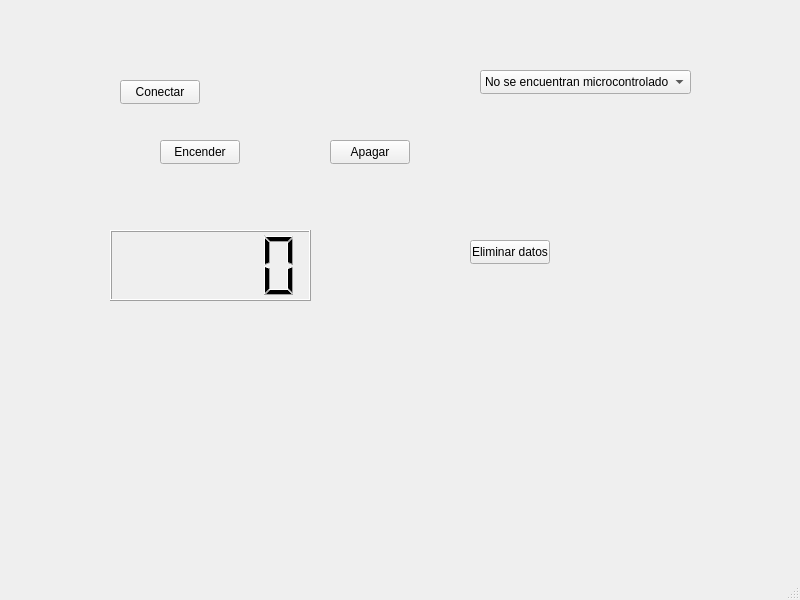
Qt form SerialExample/SerialExample/mainwindow.ui (rodandres/ExamplesOfQt) before a commit.
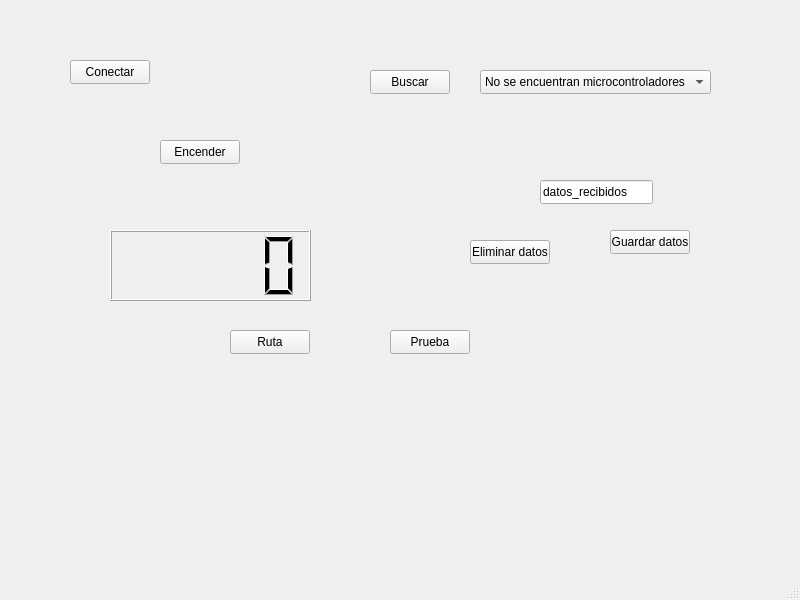
The same form after that commit.

```diff
--- a/SerialExample/SerialExample/mainwindow.ui
+++ b/SerialExample/SerialExample/mainwindow.ui
@@ -30,14 +30,14 @@
    <widget class="QPushButton" name="pushButton_2">
     <property name="geometry">
      <rect>
-      <x>330</x>
-      <y>140</y>
+      <x>370</x>
+      <y>70</y>
       <width>80</width>
       <height>24</height>
      </rect>
     </property>
     <property name="text">
-     <string>Apagar</string>
+     <string>Buscar</string>
     </property>
    </widget>
    <widget class="QLCDNumber" name="lcdNumber">
@@ -53,8 +53,8 @@
    <widget class="QPushButton" name="pushButton_3">
     <property name="geometry">
      <rect>
-      <x>120</x>
-      <y>80</y>
+      <x>70</x>
+      <y>60</y>
       <width>80</width>
       <height>24</height>
      </rect>
@@ -68,7 +68,7 @@
      <rect>
       <x>480</x>
       <y>70</y>
-      <width>211</width>
+      <width>231</width>
       <height>24</height>
      </rect>
     </property>
@@ -91,6 +91,58 @@
      <string>Eliminar datos</string>
     </property>
    </widget>
+   <widget class="QPushButton" name="btn_ruta">
+    <property name="geometry">
+     <rect>
+      <x>230</x>
+      <y>330</y>
+      <width>80</width>
+      <height>24</height>
+     </rect>
+    </property>
+    <property name="text">
+     <string>Ruta</string>
+    </property>
+   </widget>
+   <widget class="QPushButton" name="btn_test">
+    <property name="geometry">
+     <rect>
+      <x>390</x>
+      <y>330</y>
+      <width>80</width>
+      <height>24</height>
+     </rect>
+    </property>
+    <property name="text">
+     <string>Prueba</string>
+    </property>
+   </widget>
+   <widget class="QLineEdit" name="fileName">
+    <property name="geometry">
+     <rect>
+      <x>540</x>
+      <y>180</y>
+      <width>113</width>
+      <height>24</height>
+     </rect>
+    </property>
+    <property name="text">
+     <string>datos_recibidos</string>
+    </property>
+   </widget>
+   <widget class="QPushButton" name="btn_guardarDatos">
+    <property name="geometry">
+     <rect>
+      <x>610</x>
+      <y>230</y>
+      <width>80</width>
+      <height>24</height>
+     </rect>
+    </property>
+    <property name="text">
+     <string>Guardar datos</string>
+    </property>
+   </widget>
   </widget>
   <widget class="QMenuBar" name="menubar">
    <property name="geometry">
```
